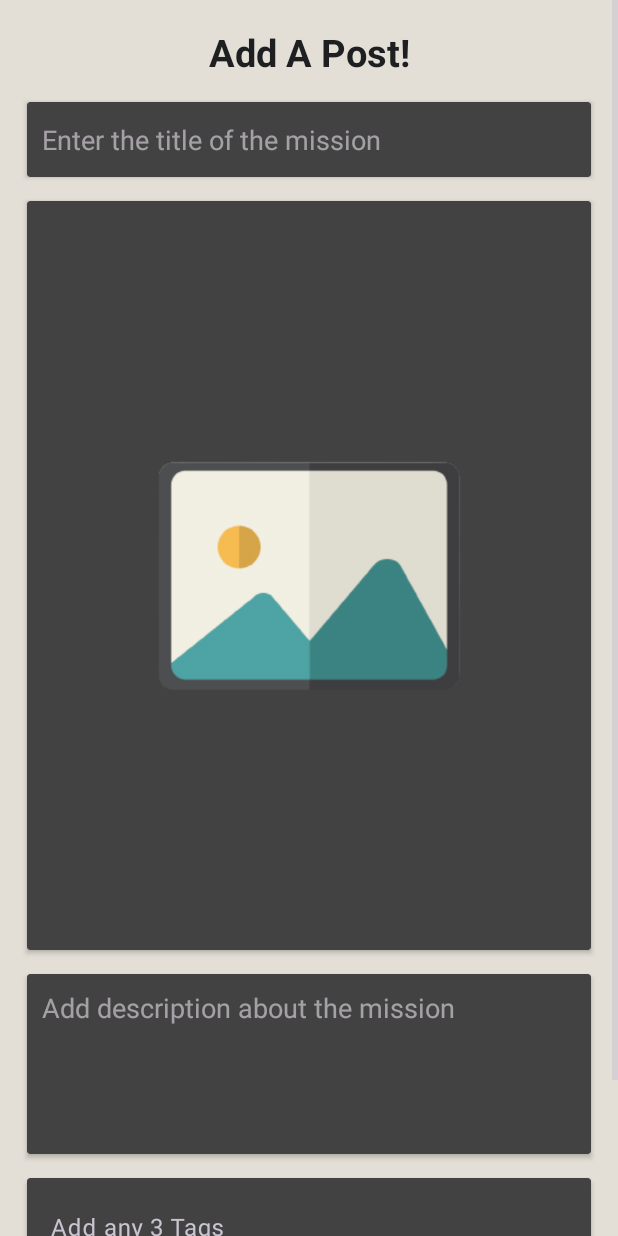
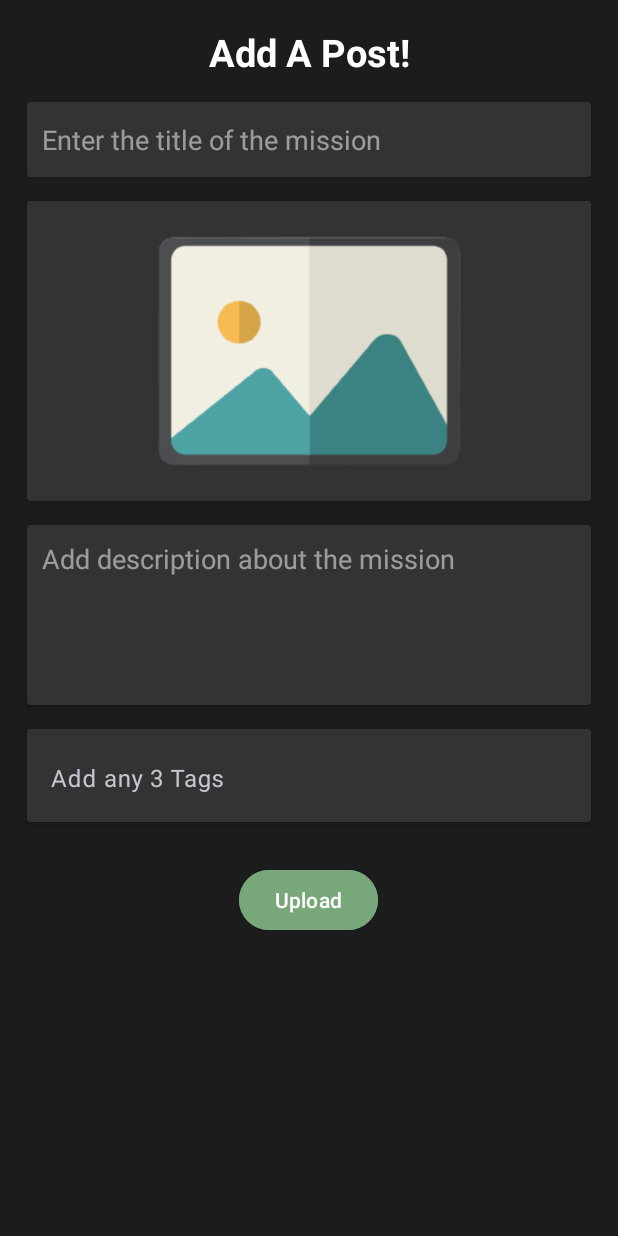
Before and after one commit to fourhaan/CosmicLink, an Android app: the AddPostActivity screen opened directly, with no data from a screen before it, on a phone screen of 412 x 824 dp. Run offline under Robolectric (Android 15) with nearby library versions, the phone set to English and light mode, and no system bars; our stand-ins replace Firebase (no records; nobody signed in at launch, a user with empty details on screens opened directly); libraries missing offline, so code that uses them is left out: com.github.dhaval2404.imagepicker; Roboto replaces fonts that are not available here.

Commit message:
small ui update

```diff
--- a/app/src/main/res/layout/activity_add_post.xml
+++ b/app/src/main/res/layout/activity_add_post.xml
@@ -1,10 +1,9 @@
-<?xml version="1.0" encoding="utf-8"?>
 <ScrollView xmlns:android="http://schemas.android.com/apk/res/android"
     xmlns:app="http://schemas.android.com/apk/res-auto"
     xmlns:tools="http://schemas.android.com/tools"
     android:layout_width="match_parent"
     android:layout_height="match_parent"
-    android:background="#E3DED6"
+    android:background="#1C1C1C"
     tools:context=".Activities.AddPostActivity">
 
     <LinearLayout
@@ -13,21 +12,21 @@
         android:layout_margin="10dp"
         android:orientation="vertical">
 
-
         <TextView
             android:layout_width="match_parent"
             android:layout_height="wrap_content"
+            android:gravity="center"
+            android:minHeight="50dp"
             android:text="Add A Post!"
-            android:textStyle="bold"
-            android:textColor="@color/black2.0"
+            android:textColor="#FFFFFF"
             android:textSize="25sp"
-            android:gravity="center"
-            android:minHeight="50dp" />
+            android:textStyle="bold" />
 
         <androidx.cardview.widget.CardView
             android:layout_width="match_parent"
             android:layout_height="wrap_content"
-            android:layout_margin="8dp">
+            android:layout_margin="8dp"
+            app:cardBackgroundColor="#333333">
 
             <EditText
                 android:id="@+id/titleEt"
@@ -37,25 +36,29 @@
                 android:layout_marginEnd="10dp"
                 android:background="@null"
                 android:hint="Enter the title of the mission"
-                android:singleLine="true" />
+                android:singleLine="true"
+                android:textColor="#FFFFFF" />
         </androidx.cardview.widget.CardView>
 
         <androidx.cardview.widget.CardView
             android:layout_width="match_parent"
-            android:layout_height="wrap_content"
-            android:layout_margin="8dp">
+            android:layout_height="200dp"
+            android:layout_margin="8dp"
+            app:cardBackgroundColor="#333333">
 
             <ImageView
                 android:id="@+id/imageIv"
                 android:layout_width="match_parent"
-                android:layout_height="wrap_content"
+                android:layout_height="match_parent"
+                android:scaleType="centerCrop"
                 android:src="@drawable/image_holder" />
         </androidx.cardview.widget.CardView>
 
         <androidx.cardview.widget.CardView
             android:layout_width="match_parent"
             android:layout_height="wrap_content"
-            android:layout_margin="8dp">
+            android:layout_margin="8dp"
+            app:cardBackgroundColor="#333333">
 
             <EditText
                 android:id="@+id/descriptionEt"
@@ -66,13 +69,15 @@
                 android:hint="Add description about the mission"
                 android:inputType="textCapSentences|textMultiLine"
                 android:minHeight="120dp"
-                android:padding="10dp" />
+                android:padding="10dp"
+                android:textColor="#FFFFFF" />
         </androidx.cardview.widget.CardView>
 
         <androidx.cardview.widget.CardView
             android:layout_width="match_parent"
             android:layout_height="wrap_content"
-            android:layout_margin="8dp">
+            android:layout_margin="8dp"
+            app:cardBackgroundColor="#333333">
 
             <com.google.android.material.textfield.TextInputLayout
                 android:id="@+id/tagsLayout"
@@ -86,15 +91,15 @@
                 app:boxCornerRadiusTopStart="10sp"
                 app:boxStrokeWidth="0sp"
                 app:boxStrokeWidthFocused="0sp"
-                app:hintTextColor="@color/black">
+                app:hintTextColor="#FFFFFF">
 
                 <com.example.volunteerapp.CustomViews.TagsInputEditText
                     android:id="@+id/tagsET"
                     style="@style/ThemeOverlay.Material3.TextInputEditText.FilledBox"
                     android:layout_width="match_parent"
                     android:layout_height="wrap_content"
-                    android:background="@android:color/transparent" />
-
+                    android:background="@android:color/transparent"
+                    android:textColor="#FFFFFF" />
             </com.google.android.material.textfield.TextInputLayout>
         </androidx.cardview.widget.CardView>
 
@@ -104,11 +109,9 @@
             android:layout_height="wrap_content"
             android:layout_gravity="center"
             android:layout_marginTop="20dp"
+            android:layout_marginBottom="20dp"
             android:backgroundTint="#78A87A"
-            android:textColor="@color/white"
-            android:layout_marginBottom="20dp"
-            android:text="Upload" />
-
-
+            android:text="Upload"
+            android:textColor="#FFFFFF" />
     </LinearLayout>
 </ScrollView>
```
